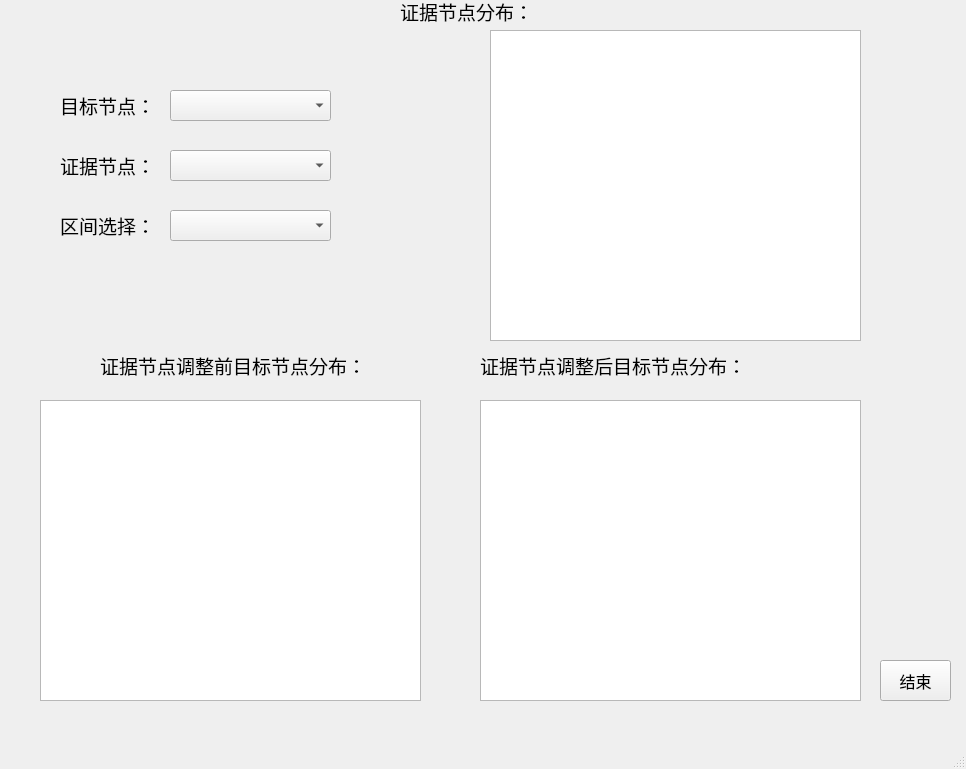
The window that modelinference.ui (markencoder/bayesianlab) describes before a commit, drawn with Qt 5.
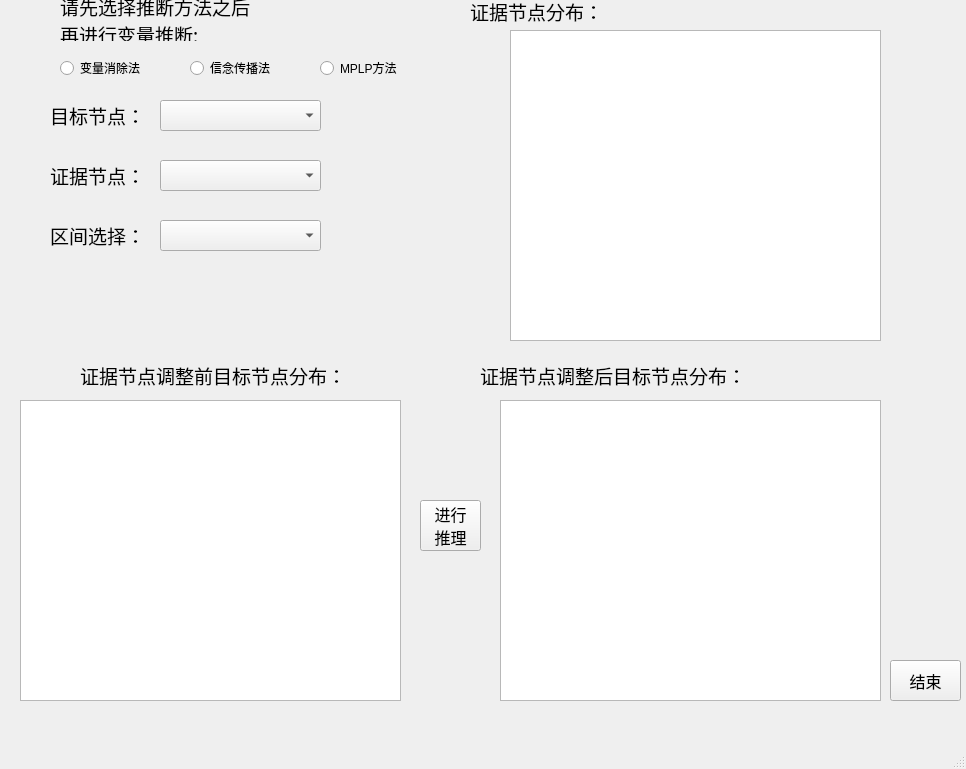
The same window after the commit.

```diff
--- a/modelinference.ui
+++ b/modelinference.ui
@@ -17,8 +17,8 @@
    <widget class="QLabel" name="label">
     <property name="geometry">
      <rect>
-      <x>60</x>
-      <y>90</y>
+      <x>50</x>
+      <y>100</y>
       <width>91</width>
       <height>31</height>
      </rect>
@@ -36,8 +36,8 @@
    <widget class="QComboBox" name="TargetcomboBox">
     <property name="geometry">
      <rect>
-      <x>170</x>
-      <y>90</y>
+      <x>160</x>
+      <y>100</y>
       <width>161</width>
       <height>31</height>
      </rect>
@@ -46,8 +46,8 @@
    <widget class="QComboBox" name="EvidencecomboBox">
     <property name="geometry">
      <rect>
-      <x>170</x>
-      <y>150</y>
+      <x>160</x>
+      <y>160</y>
       <width>161</width>
       <height>31</height>
      </rect>
@@ -56,8 +56,8 @@
    <widget class="QLabel" name="label_2">
     <property name="geometry">
      <rect>
-      <x>60</x>
-      <y>150</y>
+      <x>50</x>
+      <y>160</y>
       <width>91</width>
       <height>31</height>
      </rect>
@@ -75,8 +75,8 @@
    <widget class="QComboBox" name="IntervalcomboBox">
     <property name="geometry">
      <rect>
-      <x>170</x>
-      <y>210</y>
+      <x>160</x>
+      <y>220</y>
       <width>161</width>
       <height>31</height>
      </rect>
@@ -85,8 +85,8 @@
    <widget class="QLabel" name="label_3">
     <property name="geometry">
      <rect>
-      <x>60</x>
-      <y>210</y>
+      <x>50</x>
+      <y>220</y>
       <width>91</width>
       <height>31</height>
      </rect>
@@ -104,7 +104,7 @@
    <widget class="QPushButton" name="pushButton">
     <property name="geometry">
      <rect>
-      <x>880</x>
+      <x>890</x>
       <y>660</y>
       <width>71</width>
       <height>41</height>
@@ -123,7 +123,7 @@
    <widget class="QGraphicsView" name="Targetafter">
     <property name="geometry">
      <rect>
-      <x>480</x>
+      <x>500</x>
       <y>400</y>
       <width>381</width>
       <height>301</height>
@@ -133,7 +133,7 @@
    <widget class="QGraphicsView" name="Evidence">
     <property name="geometry">
      <rect>
-      <x>490</x>
+      <x>510</x>
       <y>30</y>
       <width>371</width>
       <height>311</height>
@@ -143,7 +143,7 @@
    <widget class="QGraphicsView" name="Targetbefore">
     <property name="geometry">
      <rect>
-      <x>40</x>
+      <x>20</x>
       <y>400</y>
       <width>381</width>
       <height>301</height>
@@ -153,7 +153,7 @@
    <widget class="QLabel" name="label_4">
     <property name="geometry">
      <rect>
-      <x>400</x>
+      <x>470</x>
       <y>0</y>
       <width>133</width>
       <height>22</height>
@@ -172,8 +172,8 @@
    <widget class="QLabel" name="label_5">
     <property name="geometry">
      <rect>
-      <x>100</x>
-      <y>350</y>
+      <x>80</x>
+      <y>360</y>
       <width>291</width>
       <height>31</height>
      </rect>
@@ -192,7 +192,7 @@
     <property name="geometry">
      <rect>
       <x>480</x>
-      <y>350</y>
+      <y>360</y>
       <width>291</width>
       <height>31</height>
      </rect>
@@ -207,6 +207,94 @@
      <string>证据节点调整后目标节点分布：</string>
     </property>
    </widget>
+   <widget class="QRadioButton" name="radioButton">
+    <property name="geometry">
+     <rect>
+      <x>60</x>
+      <y>60</y>
+      <width>89</width>
+      <height>16</height>
+     </rect>
+    </property>
+    <property name="text">
+     <string>变量消除法</string>
+    </property>
+    <attribute name="buttonGroup">
+     <string notr="true">buttonGroup</string>
+    </attribute>
+   </widget>
+   <widget class="QRadioButton" name="radioButton_2">
+    <property name="geometry">
+     <rect>
+      <x>190</x>
+      <y>60</y>
+      <width>89</width>
+      <height>16</height>
+     </rect>
+    </property>
+    <property name="text">
+     <string>信念传播法</string>
+    </property>
+    <attribute name="buttonGroup">
+     <string notr="true">buttonGroup</string>
+    </attribute>
+   </widget>
+   <widget class="QRadioButton" name="radioButton_3">
+    <property name="geometry">
+     <rect>
+      <x>320</x>
+      <y>60</y>
+      <width>89</width>
+      <height>16</height>
+     </rect>
+    </property>
+    <property name="text">
+     <string>MPLP方法</string>
+    </property>
+    <attribute name="buttonGroup">
+     <string notr="true">buttonGroup</string>
+    </attribute>
+   </widget>
+   <widget class="QLabel" name="label_7">
+    <property name="geometry">
+     <rect>
+      <x>60</x>
+      <y>0</y>
+      <width>261</width>
+      <height>41</height>
+     </rect>
+    </property>
+    <property name="font">
+     <font>
+      <family>AcadEref</family>
+      <pointsize>14</pointsize>
+     </font>
+    </property>
+    <property name="text">
+     <string>请先选择推断方法之后
+再进行变量推断:</string>
+    </property>
+   </widget>
+   <widget class="QPushButton" name="pushButton_2">
+    <property name="geometry">
+     <rect>
+      <x>420</x>
+      <y>500</y>
+      <width>61</width>
+      <height>51</height>
+     </rect>
+    </property>
+    <property name="font">
+     <font>
+      <family>宋体</family>
+      <pointsize>12</pointsize>
+     </font>
+    </property>
+    <property name="text">
+     <string>进行
+推理</string>
+    </property>
+   </widget>
   </widget>
   <widget class="QMenuBar" name="menubar">
    <property name="geometry">
```
Left out of the diff: 3 changed lines with no effect on the pictures.
